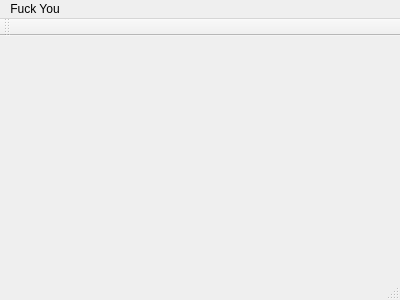
Above: mainwindow.ui from nglphucvinh/Cryptor before the change. Below: the same form after it.
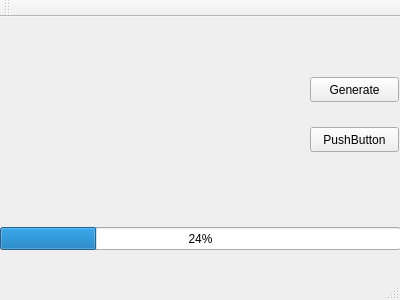
That is the form after the change.

What changed in the file:
```diff
--- a/mainwindow.ui
+++ b/mainwindow.ui
@@ -13,7 +13,47 @@
   <property name="windowTitle">
    <string>MainWindow</string>
   </property>
-  <widget class="QWidget" name="centralWidget"/>
+  <widget class="QWidget" name="centralWidget">
+   <widget class="QPushButton" name="pushButton">
+    <property name="geometry">
+     <rect>
+      <x>310</x>
+      <y>60</y>
+      <width>89</width>
+      <height>25</height>
+     </rect>
+    </property>
+    <property name="text">
+     <string>Generate</string>
+    </property>
+   </widget>
+   <widget class="QPushButton" name="pushButton_2">
+    <property name="geometry">
+     <rect>
+      <x>310</x>
+      <y>110</y>
+      <width>89</width>
+      <height>25</height>
+     </rect>
+    </property>
+    <property name="text">
+     <string>PushButton</string>
+    </property>
+   </widget>
+   <widget class="QProgressBar" name="progressBar">
+    <property name="geometry">
+     <rect>
+      <x>0</x>
+      <y>210</y>
+      <width>401</width>
+      <height>23</height>
+     </rect>
+    </property>
+    <property name="value">
+     <number>24</number>
+    </property>
+   </widget>
+  </widget>
   <widget class="QMenuBar" name="menuBar">
    <property name="geometry">
     <rect>
@@ -23,12 +63,6 @@
      <height>22</height>
     </rect>
    </property>
-   <widget class="QMenu" name="menuFuck_You">
-    <property name="title">
-     <string>Fuck You</string>
-    </property>
-   </widget>
-   <addaction name="menuFuck_You"/>
   </widget>
   <widget class="QToolBar" name="mainToolBar">
    <attribute name="toolBarArea">
```
Left out of the diff: 7 changed lines with no effect on the pictures.
